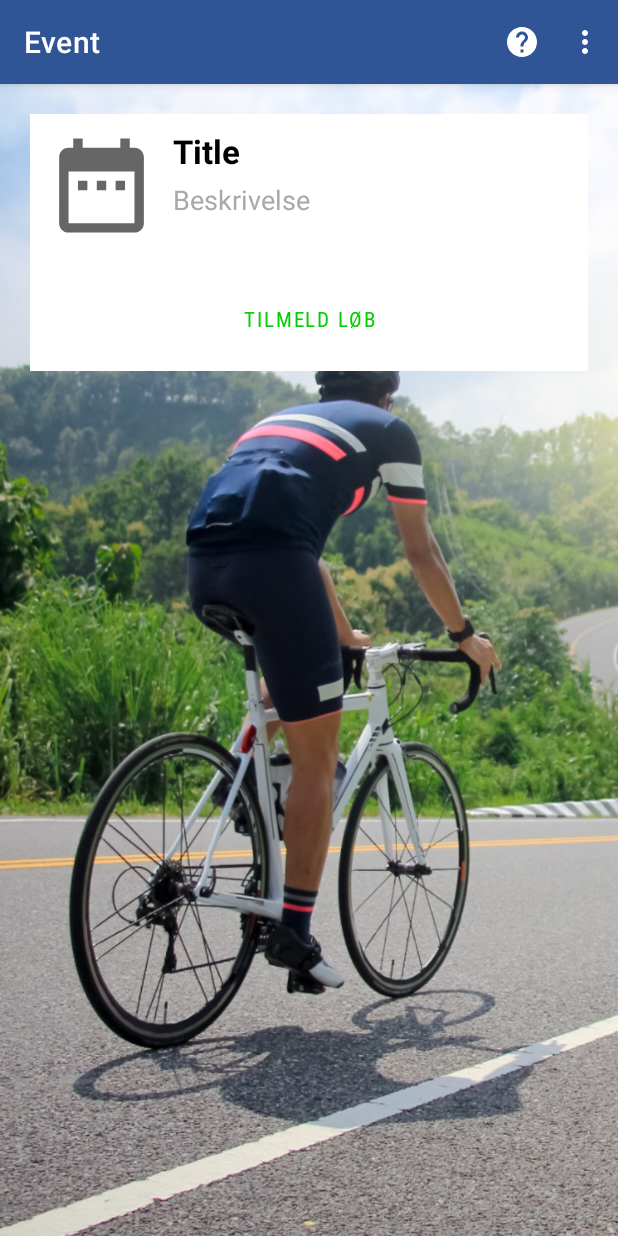
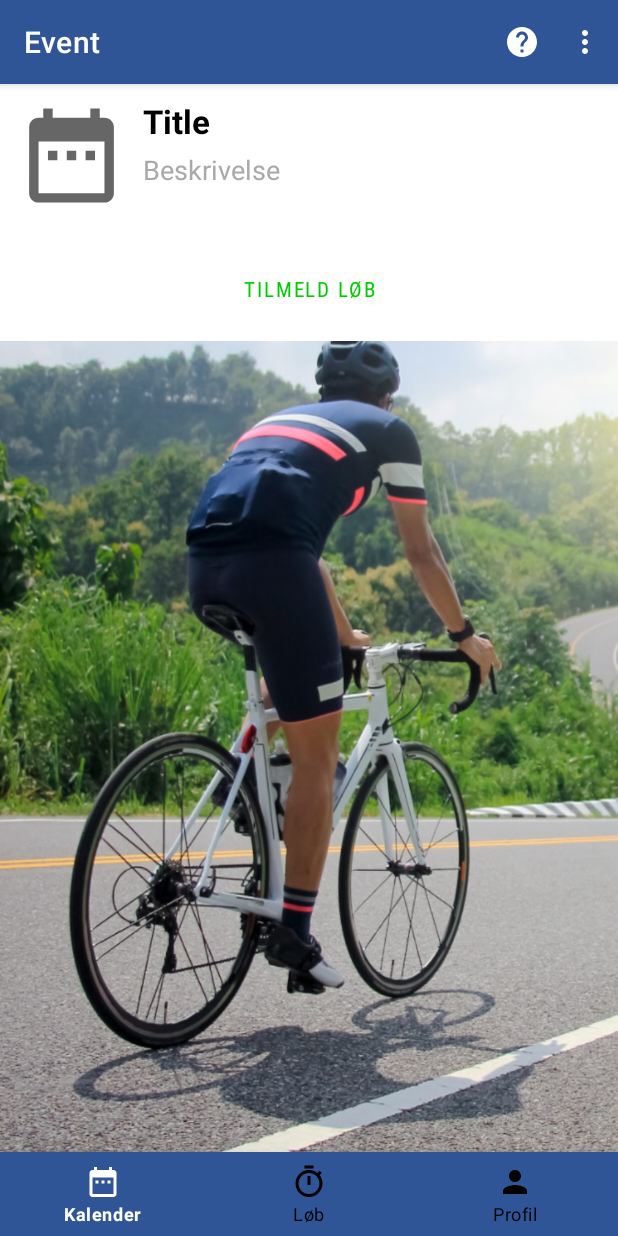
Before and after one commit to JacobSylvest/SportsEventV2, an Android app: the Event screen opened directly, with no data from a screen before it, on a phone screen of 412 x 824 dp. Run offline under Robolectric (Android 15) with nearby library versions, the light colour scheme and no system bars; our stand-ins replace Picasso; pictures from the network do not load.

Commit message:
Lækkerier BABY!

```diff
--- a/app/src/main/java/com/example/sportseventv2/Event.java
+++ b/app/src/main/java/com/example/sportseventv2/Event.java
@@ -27,8 +27,9 @@
 
         tilmeld_btn = findViewById(R.id.tilmeld_btn);
         tilmeld_btn.setOnClickListener(this);
+        showNavKalender();
+        getIncomingIntent();
 
-        getIncomingIntent();
     }
 
     /**
--- a/app/src/main/java/com/example/sportseventv2/TilmeldteLoeb.java
+++ b/app/src/main/java/com/example/sportseventv2/TilmeldteLoeb.java
@@ -29,6 +29,8 @@
         fullName = findViewById(R.id.full_name2);
         username = findViewById(R.id.user_name2);
 
+        showNavProfil();
+
     }
 
 }
--- a/app/src/main/java/com/example/sportseventv2/TopBundMenu.java
+++ b/app/src/main/java/com/example/sportseventv2/TopBundMenu.java
@@ -1,5 +1,6 @@
 package com.example.sportseventv2;
 
+import android.content.Context;
 import android.content.Intent;
 import android.view.Menu;
 import android.view.MenuInflater;
@@ -40,7 +41,7 @@ public class TopBundMenu extends AppCompatActivity {
         //initialiserer og tilknytter/tildeler variabler
         BottomNavigationView bottomNavigationView = findViewById(R.id.bottom_navigation);
 
-        //sætter Løb som hjemmeskærm:
+        //sætter kalender:
         bottomNavigationView.setSelectedItemId(R.id.kalender);
 
         //Laver itemSelectedListener
@@ -104,8 +105,7 @@ public class TopBundMenu extends AppCompatActivity {
 
         BottomNavigationView bottomNavigationView = findViewById(R.id.bottom_navigation);
 
-        //sætter Løb som hjemmeskærm:
-
+        //sætter profil:
         bottomNavigationView.setSelectedItemId(R.id.profil);
 
         //Laver itemSelectedListener
--- a/app/src/main/res/layout/activity_event.xml
+++ b/app/src/main/res/layout/activity_event.xml
@@ -7,10 +7,10 @@
     tools:context=".Event"
     android:theme="@style/Theme.AppCompat.DayNight.DarkActionBar"
     android:background="@drawable/cal_bgg"
-    android:padding="20dp">
+    >
 
     <RelativeLayout
-        android:layout_width="match_parent"
+        android:layout_width="wrap_content"
         android:layout_height="wrap_content"
         android:padding="10dp"
         android:background="@color/white">
@@ -64,4 +64,13 @@
             android:paddingTop="30dp"/>
 
     </RelativeLayout>
+    <com.google.android.material.bottomnavigation.BottomNavigationView
+        android:id="@+id/bottom_navigation"
+        android:layout_width="match_parent"
+        android:layout_height="wrap_content"
+        android:layout_alignParentBottom="true"
+        app:itemBackground="@color/temafarve"
+        app:itemIconTint="@drawable/selector"
+        app:itemTextColor="@drawable/selector"
+        app:menu="@menu/menu_navigation" />
 </RelativeLayout>
```
Also changed, not shown: app/src/main/java/com/example/sportseventv2/Profil.java (+20 -8 lines), app/src/main/res/layout/activity_tilmeldte_loeb.xml (+9 -0 lines).
